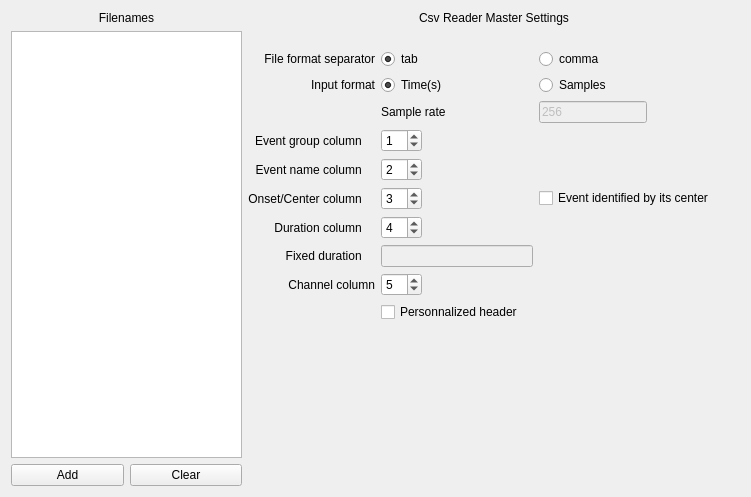
Before: the Qt Designer form modules/CEAMSModules/CsvReaderMaster/Ui_CsvReaderMasterSettingsView.ui in SnoozToolbox/snooz-package-ceams, drawn with Qt 5.
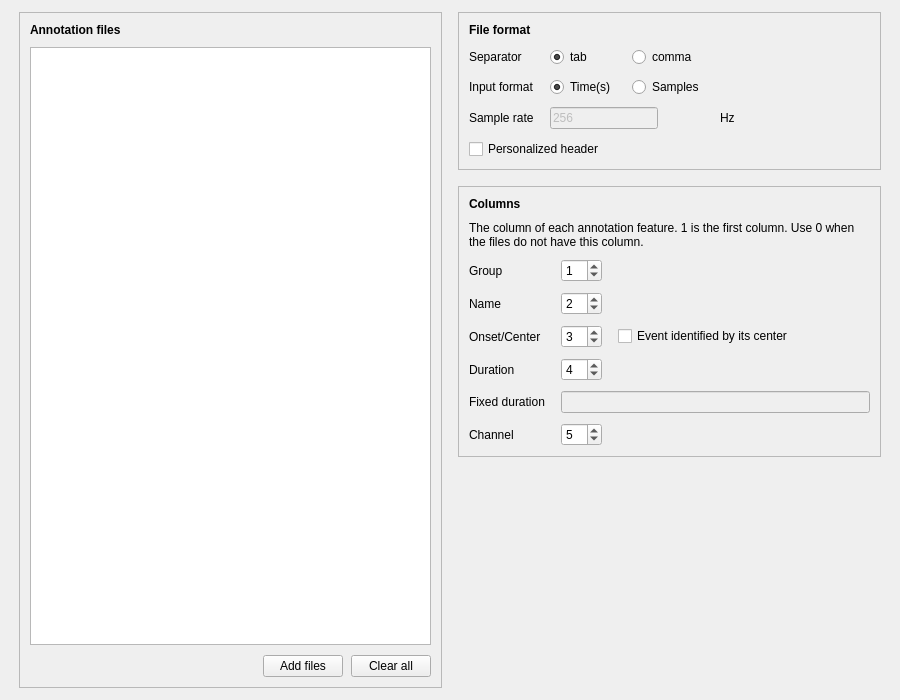
After: the same form once the commit is applied.

Commit message: Convert Annotations from EDFbrowser: redesigned pages (tool 2.3.2)

Patch:
```diff
--- a/modules/CEAMSModules/CsvReaderMaster/Ui_CsvReaderMasterSettingsView.ui
+++ b/modules/CEAMSModules/CsvReaderMaster/Ui_CsvReaderMasterSettingsView.ui
@@ -6,180 +6,193 @@
    <rect>
     <x>0</x>
     <y>0</y>
-    <width>751</width>
-    <height>497</height>
+    <width>900</width>
+    <height>700</height>
    </rect>
   </property>
   <property name="windowTitle">
    <string>Form</string>
   </property>
-  <layout class="QHBoxLayout" name="horizontalLayout_4">
-   <item>
-    <layout class="QHBoxLayout" name="horizontalLayout_2">
-     <item>
       <layout class="QVBoxLayout" name="verticalLayout">
+   <property name="spacing">
+    <number>16</number>
+   </property>
+   <property name="leftMargin">
+    <number>19</number>
+   </property>
+   <property name="topMargin">
+    <number>12</number>
+   </property>
+   <property name="rightMargin">
+    <number>19</number>
+   </property>
+   <property name="bottomMargin">
+    <number>12</number>
+   </property>
        <item>
-        <layout class="QHBoxLayout" name="horizontalLayout">
+    <layout class="QHBoxLayout" name="reader_layout" stretch="1,1">
+     <property name="spacing">
+      <number>16</number>
+     </property>
+     <item>
+      <widget class="QFrame" name="files_card">
+       <property name="frameShape">
+        <enum>QFrame::Shape::StyledPanel</enum>
+       </property>
+       <property name="frameShadow">
+        <enum>QFrame::Shadow::Raised</enum>
+       </property>
+       <layout class="QVBoxLayout" name="files_card_layout">
+        <property name="spacing">
+         <number>10</number>
+        </property>
+        <property name="leftMargin">
+         <number>10</number>
+        </property>
+        <property name="topMargin">
+         <number>10</number>
+        </property>
+        <property name="rightMargin">
+         <number>10</number>
+        </property>
+        <property name="bottomMargin">
+         <number>10</number>
+        </property>
          <item>
           <widget class="QLabel" name="label">
-           <property name="layoutDirection">
-            <enum>Qt::LayoutDirection::LeftToRight</enum>
+          <property name="font">
+           <font>
+            <bold>true</bold>
+           </font>
+          </property>
+          <property name="toolTip">
+           <string>The text files of annotations to read (.csv, .tsv or .txt), one annotation per row.</string>
            </property>
            <property name="text">
-            <string>Filenames</string>
-           </property>
-           <property name="alignment">
-            <set>Qt::AlignmentFlag::AlignCenter</set>
+           <string>Annotation files</string>
            </property>
           </widget>
          </item>
-        </layout>
-       </item>
        <item>
-        <widget class="QListWidget" name="fileListWidget"/>
+         <widget class="QListWidget" name="fileListWidget" />
        </item>
        <item>
-        <layout class="QHBoxLayout" name="horizontalLayout_3">
+         <layout class="QHBoxLayout" name="files_buttons_layout" stretch="1,0,0">
+          <property name="spacing">
+           <number>8</number>
+          </property>
+          <item>
+           <spacer name="files_buttons_layout_spacer">
+            <property name="orientation">
+             <enum>Qt::Orientation::Horizontal</enum>
+            </property>
+            <property name="sizeHint" stdset="0">
+             <size>
+              <width>40</width>
+              <height>20</height>
+             </size>
+            </property>
+           </spacer>
+          </item>
          <item>
           <widget class="QPushButton" name="choose_pushbutton">
+            <property name="text">
+             <string>Add files</string>
+            </property>
            <property name="toolTip">
             <string>Select csv files</string>
            </property>
-           <property name="text">
-            <string>Add</string>
-           </property>
           </widget>
          </item>
          <item>
           <widget class="QPushButton" name="clear_pushButton">
            <property name="text">
-            <string>Clear</string>
+             <string>Clear all</string>
            </property>
           </widget>
          </item>
         </layout>
        </item>
       </layout>
+      </widget>
      </item>
      <item>
-      <layout class="QVBoxLayout" name="verticalLayout_2">
+      <layout class="QVBoxLayout" name="settings_layout">
+       <property name="spacing">
+        <number>16</number>
+       </property>
+       <item>
+        <widget class="QFrame" name="format_card">
+         <property name="frameShape">
+          <enum>QFrame::Shape::StyledPanel</enum>
+         </property>
+         <property name="frameShadow">
+          <enum>QFrame::Shadow::Raised</enum>
+         </property>
+         <layout class="QVBoxLayout" name="format_card_layout">
+          <property name="spacing">
+           <number>10</number>
+          </property>
+          <property name="leftMargin">
+           <number>10</number>
+          </property>
+          <property name="topMargin">
+           <number>10</number>
+          </property>
+          <property name="rightMargin">
+           <number>10</number>
+          </property>
+          <property name="bottomMargin">
+           <number>10</number>
+          </property>
        <item>
         <widget class="QLabel" name="label_7">
-         <property name="layoutDirection">
-          <enum>Qt::LayoutDirection::LeftToRight</enum>
+            <property name="font">
+             <font>
+              <bold>true</bold>
+             </font>
          </property>
          <property name="text">
-          <string>Csv Reader Master Settings</string>
-         </property>
-         <property name="alignment">
-          <set>Qt::AlignmentFlag::AlignCenter</set>
-         </property>
+             <string>File format</string>
+            </property>
         </widget>
        </item>
        <item>
-        <spacer name="verticalSpacer_3">
-         <property name="orientation">
-          <enum>Qt::Orientation::Vertical</enum>
-         </property>
-         <property name="sizeType">
-          <enum>QSizePolicy::Policy::Fixed</enum>
-         </property>
-         <property name="sizeHint" stdset="0">
-          <size>
-           <width>20</width>
-           <height>18</height>
-          </size>
-         </property>
-        </spacer>
-       </item>
-       <item>
-        <layout class="QGridLayout" name="gridLayout">
-         <item row="5" column="1">
-          <widget class="QSpinBox" name="group_spinbox">
-           <property name="sizePolicy">
-            <sizepolicy hsizetype="Fixed" vsizetype="Fixed">
-             <horstretch>0</horstretch>
-             <verstretch>0</verstretch>
-            </sizepolicy>
-           </property>
-           <property name="toolTip">
-            <string/>
-           </property>
-           <property name="value">
-            <number>1</number>
-           </property>
-          </widget>
-         </item>
-         <item row="8" column="2">
-          <widget class="QCheckBox" name="center_checkBox">
-           <property name="toolTip">
-            <string>Check if the event is identified by its center instead of its onset.</string>
-           </property>
+           <layout class="QGridLayout" name="format_grid" columnstretch="0,0,0,0,1">
+            <property name="horizontalSpacing">
+             <number>16</number>
+            </property>
+            <property name="verticalSpacing">
+             <number>10</number>
+            </property>
+            <item row="0" column="0">
+             <widget class="QLabel" name="label_11">
            <property name="text">
-            <string>Event identified by its center   </string>
+               <string>Separator</string>
            </property>
           </widget>
          </item>
-         <item row="5" column="0">
-          <widget class="QLabel" name="label_10">
-           <property name="toolTip">
-            <string>The index of the column for the event group. To disable the group mark 0.</string>
-           </property>
+            <item row="0" column="1">
+             <widget class="QRadioButton" name="radioButton_tab">
            <property name="text">
-            <string>Event group column    </string>
-           </property>
-           <property name="alignment">
-            <set>Qt::AlignmentFlag::AlignRight|Qt::AlignmentFlag::AlignTrailing|Qt::AlignmentFlag::AlignVCenter</set>
-           </property>
-          </widget>
-         </item>
-         <item row="3" column="1">
-          <widget class="QLabel" name="label_6">
-           <property name="layoutDirection">
-            <enum>Qt::LayoutDirection::LeftToRight</enum>
-           </property>
+               <string>tab</string>
+              </property>
+              <property name="checked">
+               <bool>true</bool>
+              </property>
+              <attribute name="buttonGroup">
+               <string notr="true">buttonGroup</string>
+              </attribute>
+             </widget>
+            </item>
+            <item row="0" column="2">
+             <widget class="QRadioButton" name="radioButton_comma">
            <property name="text">
-            <string>Sample rate</string>
-           </property>
-           <property name="alignment">
-            <set>Qt::AlignmentFlag::AlignLeading|Qt::AlignmentFlag::AlignLeft|Qt::AlignmentFlag::AlignVCenter</set>
-           </property>
-          </widget>
-         </item>
-         <item row="3" column="3">
-          <spacer name="horizontalSpacer_3">
-           <property name="orientation">
-            <enum>Qt::Orientation::Horizontal</enum>
-           </property>
-           <property name="sizeHint" stdset="0">
-            <size>
-             <width>40</width>
-             <height>20</height>
-            </size>
-           </property>
-          </spacer>
-         </item>
-         <item row="12" column="1">
-          <widget class="QCheckBox" name="personnalized_header_checkBox">
-           <property name="toolTip">
-            <string>Check to keep the read file header, otherwise the header will be replaced with the Snooz header.</string>
-           </property>
-           <property name="text">
-            <string>Personnalized header   </string>
-           </property>
-          </widget>
-         </item>
-         <item row="10" column="0">
-          <widget class="QLabel" name="label_8">
-           <property name="toolTip">
-            <string>Enter a fixed duration for all events.</string>
-           </property>
-           <property name="text">
-            <string>Fixed duration    </string>
-           </property>
-           <property name="alignment">
-            <set>Qt::AlignmentFlag::AlignRight|Qt::AlignmentFlag::AlignTrailing|Qt::AlignmentFlag::AlignVCenter</set>
-           </property>
+               <string>comma</string>
+              </property>
+              <attribute name="buttonGroup">
+               <string notr="true">buttonGroup</string>
+              </attribute>
           </widget>
          </item>
          <item row="1" column="0">
@@ -187,9 +200,6 @@
            <property name="text">
             <string>Input format</string>
            </property>
-           <property name="alignment">
-            <set>Qt::AlignmentFlag::AlignRight|Qt::AlignmentFlag::AlignTrailing|Qt::AlignmentFlag::AlignVCenter</set>
-           </property>
           </widget>
          </item>
          <item row="1" column="1">
@@ -205,151 +215,6 @@
            </attribute>
           </widget>
          </item>
-         <item row="9" column="3">
-          <spacer name="horizontalSpacer_5">
-           <property name="orientation">
-            <enum>Qt::Orientation::Horizontal</enum>
-           </property>
-           <property name="sizeHint" stdset="0">
-            <size>
-             <width>40</width>
-             <height>20</height>
-            </size>
-           </property>
-          </spacer>
-         </item>
-         <item row="7" column="0">
-          <widget class="QLabel" name="label_2">
-           <property name="toolTip">
-            <string>The index of the column for the event name. Can not be disabled.</string>
-           </property>
-           <property name="layoutDirection">
-            <enum>Qt::LayoutDirection::LeftToRight</enum>
-           </property>
-           <property name="text">
-            <string>Event name column    </string>
-           </property>
-           <property name="alignment">
-            <set>Qt::AlignmentFlag::AlignRight|Qt::AlignmentFlag::AlignTrailing|Qt::AlignmentFlag::AlignVCenter</set>
-           </property>
-          </widget>
-         </item>
-         <item row="11" column="1">
-          <widget class="QSpinBox" name="channel_spinBox">
-           <property name="sizePolicy">
-            <sizepolicy hsizetype="Fixed" vsizetype="Fixed">
-             <horstretch>0</horstretch>
-             <verstretch>0</verstretch>
-            </sizepolicy>
-           </property>
-           <property name="value">
-            <number>5</number>
-           </property>
-          </widget>
-         </item>
-         <item row="9" column="0">
-          <widget class="QLabel" name="label_4">
-           <property name="toolTip">
-            <string>The index of the column for the event duration. To disable the duration mark 0.</string>
-           </property>
-           <property name="layoutDirection">
-            <enum>Qt::LayoutDirection::LeftToRight</enum>
-           </property>
-           <property name="text">
-            <string>Duration column    </string>
-           </property>
-           <property name="alignment">
-            <set>Qt::AlignmentFlag::AlignRight|Qt::AlignmentFlag::AlignTrailing|Qt::AlignmentFlag::AlignVCenter</set>
-           </property>
-          </widget>
-         </item>
-         <item row="8" column="3">
-          <spacer name="horizontalSpacer">
-           <property name="orientation">
-            <enum>Qt::Orientation::Horizontal</enum>
-           </property>
-           <property name="sizeHint" stdset="0">
-            <size>
-             <width>40</width>
-             <height>20</height>
-            </size>
-           </property>
-          </spacer>
-         </item>
-         <item row="11" column="0">
-          <widget class="QLabel" name="label_9">
-           <property name="text">
-            <string>Channel column</string>
-           </property>
-           <property name="alignment">
-            <set>Qt::AlignmentFlag::AlignRight|Qt::AlignmentFlag::AlignTrailing|Qt::AlignmentFlag::AlignVCenter</set>
-           </property>
-          </widget>
-         </item>
-         <item row="10" column="2">
-          <spacer name="horizontalSpacer_7">
-           <property name="orientation">
-            <enum>Qt::Orientation::Horizontal</enum>
-           </property>
-           <property name="sizeHint" stdset="0">
-            <size>
-             <width>40</width>
-             <height>20</height>
-            </size>
-           </property>
-          </spacer>
-         </item>
-         <item row="8" column="1">
-          <widget class="QSpinBox" name="onset_spinbox">
-           <property name="sizePolicy">
-            <sizepolicy hsizetype="Fixed" vsizetype="Fixed">
-             <horstretch>0</horstretch>
-             <verstretch>0</verstretch>
-            </sizepolicy>
-           </property>
-           <property name="toolTip">
-            <string/>
-           </property>
-           <property name="minimum">
-            <number>1</number>
-           </property>
-           <property name="value">
-            <number>3</number>
-           </property>
-          </widget>
-         </item>
-         <item row="8" column="0">
-          <widget class="QLabel" name="label_3">
-           <property name="toolTip">
-            <string>The index of the column for the event onset or center. Can not be disabled.</string>
-           </property>
-           <property name="layoutDirection">
-            <enum>Qt::LayoutDirection::LeftToRight</enum>
-           </property>
-           <property name="text">
-            <string>Onset/Center column    </string>
-           </property>
-           <property name="alignment">
-            <set>Qt::AlignmentFlag::AlignRight|Qt::AlignmentFlag::AlignTrailing|Qt::AlignmentFlag::AlignVCenter</set>
-           </property>
-          </widget>
-         </item>
-         <item row="3" column="2">
-          <widget class="QLineEdit" name="sample_rate_lineedit">
-           <property name="enabled">
-            <bool>false</bool>
-           </property>
-           <property name="sizePolicy">
-            <sizepolicy hsizetype="Fixed" vsizetype="Fixed">
-             <horstretch>0</horstretch>
-             <verstretch>0</verstretch>
-            </sizepolicy>
-           </property>
-           <property name="text">
-            <string>256</string>
-           </property>
-          </widget>
-         </item>
          <item row="1" column="2">
           <widget class="QRadioButton" name="sample_radiobutton">
            <property name="text">
@@ -360,30 +225,151 @@
            </attribute>
           </widget>
          </item>
-         <item row="10" column="3">
-          <spacer name="horizontalSpacer_6">
-           <property name="orientation">
-            <enum>Qt::Orientation::Horizontal</enum>
-           </property>
-           <property name="sizeHint" stdset="0">
-            <size>
-             <width>40</width>
-             <height>20</height>
-            </size>
-           </property>
-          </spacer>
-         </item>
-         <item row="10" column="1">
-          <widget class="QLineEdit" name="fixed_dur_lineEdit">
+            <item row="2" column="0">
+             <widget class="QLabel" name="label_6">
+              <property name="text">
+               <string>Sample rate</string>
+              </property>
+             </widget>
+            </item>
+            <item row="2" column="1" rowspan="1" colspan="2">
+             <widget class="QLineEdit" name="sample_rate_lineedit">
            <property name="enabled">
             <bool>false</bool>
            </property>
+              <property name="sizePolicy">
+               <sizepolicy hsizetype="Fixed" vsizetype="Fixed">
+                <horstretch>0</horstretch>
+                <verstretch>0</verstretch>
+               </sizepolicy>
+              </property>
+              <property name="text">
+               <string>256</string>
+              </property>
+             </widget>
+            </item>
+            <item row="2" column="3">
+             <widget class="QLabel" name="sample_rate_unit_label">
+              <property name="text">
+               <string>Hz</string>
+              </property>
+              <property name="variant" stdset="0">
+               <string notr="true">help</string>
+              </property>
+             </widget>
+            </item>
+           </layout>
+          </item>
+          <item>
+           <widget class="QCheckBox" name="personnalized_header_checkBox">
+            <property name="text">
+             <string>Personalized header</string>
+            </property>
            <property name="toolTip">
             <string/>
            </property>
           </widget>
          </item>
-         <item row="7" column="1">
+         </layout>
+        </widget>
+       </item>
+       <item>
+        <widget class="QFrame" name="columns_card">
+         <property name="frameShape">
+          <enum>QFrame::Shape::StyledPanel</enum>
+         </property>
+         <property name="frameShadow">
+          <enum>QFrame::Shadow::Raised</enum>
+         </property>
+         <layout class="QVBoxLayout" name="columns_card_layout">
+          <property name="spacing">
+           <number>10</number>
+          </property>
+          <property name="leftMargin">
+           <number>10</number>
+          </property>
+          <property name="topMargin">
+           <number>10</number>
+          </property>
+          <property name="rightMargin">
+           <number>10</number>
+          </property>
+          <property name="bottomMargin">
+           <number>10</number>
+          </property>
+          <item>
+           <widget class="QLabel" name="columns_title_label">
+            <property name="font">
+             <font>
+              <bold>true</bold>
+             </font>
+            </property>
+            <property name="text">
+             <string>Columns</string>
+            </property>
+           </widget>
+          </item>
+          <item>
+           <widget class="QLabel" name="columns_help_label">
+            <property name="text">
+             <string>The column of each annotation feature. 1 is the first column. Use 0 when the files do not have this column.</string>
+            </property>
+            <property name="wordWrap">
+             <bool>true</bool>
+            </property>
+            <property name="variant" stdset="0">
+             <string notr="true">help</string>
+            </property>
+           </widget>
+          </item>
+          <item>
+           <layout class="QGridLayout" name="columns_grid" columnstretch="0,0,1">
+            <property name="horizontalSpacing">
+             <number>16</number>
+            </property>
+            <property name="verticalSpacing">
+             <number>10</number>
+            </property>
+            <item row="0" column="0">
+             <widget class="QLabel" name="label_10">
+              <property name="text">
+               <string>Group</string>
+              </property>
+              <property name="toolTip">
+               <string>The index of the column for the event group. To disable the group mark 0.</string>
+              </property>
+             </widget>
+            </item>
+            <item row="0" column="1">
+             <widget class="QSpinBox" name="group_spinbox">
+              <property name="sizePolicy">
+               <sizepolicy hsizetype="Fixed" vsizetype="Fixed">
+                <horstretch>0</horstretch>
+                <verstretch>0</verstretch>
+               </sizepolicy>
+              </property>
+              <property name="toolTip">
+               <string />
+              </property>
+              <property name="value">
+               <number>1</number>
+              </property>
+             </widget>
+            </item>
+            <item row="1" column="0">
+             <widget class="QLabel" name="label_2">
+              <property name="text">
+               <string>Name</string>
+              </property>
+              <property name="toolTip">
+               <string>The index of the column for the event name. Can not be disabled.</string>
+              </property>
+              <property name="layoutDirection">
+               <enum>Qt::LayoutDirection::LeftToRight</enum>
+              </property>
+             </widget>
+            </item>
+            <item row="1" column="1">
           <widget class="QSpinBox" name="event_name_spinbox">
            <property name="sizePolicy">
             <sizepolicy hsizetype="Fixed" vsizetype="Fixed">
@@ -402,20 +388,62 @@
            </property>
           </widget>
          </item>
-         <item row="7" column="3">
-          <spacer name="horizontalSpacer_4">
-           <property name="orientation">
-            <enum>Qt::Orientation::Horizontal</enum>
-           </property>
-           <property name="sizeHint" stdset="0">
-            <size>
-             <width>40</width>
-             <height>20</height>
-            </size>
-           </property>
-          </spacer>
-         </item>
-         <item row="9" column="1">
+            <item row="2" column="0">
+             <widget class="QLabel" name="label_3">
+              <property name="text">
+               <string>Onset/Center</string>
+              </property>
+              <property name="toolTip">
+               <string>The index of the column for the event onset or center. Can not be disabled.</string>
+              </property>
+              <property name="layoutDirection">
+               <enum>Qt::LayoutDirection::LeftToRight</enum>
+              </property>
+             </widget>
+            </item>
+            <item row="2" column="1">
+             <widget class="QSpinBox" name="onset_spinbox">
+              <property name="sizePolicy">
+               <sizepolicy hsizetype="Fixed" vsizetype="Fixed">
+                <horstretch>0</horstretch>
+                <verstretch>0</verstretch>
+               </sizepolicy>
+              </property>
+              <property name="toolTip">
+               <string />
+              </property>
+              <property name="minimum">
+               <number>1</number>
+              </property>
+              <property name="value">
+               <number>3</number>
+              </property>
+             </widget>
+            </item>
+            <item row="2" column="2">
+             <widget class="QCheckBox" name="center_checkBox">
+              <property name="text">
+               <string>Event identified by its center</string>
+              </property>
+              <property name="toolTip">
+               <string>Check if the event is identified by its center instead of its onset.</string>
+              </property>
+             </widget>
+            </item>
+            <item row="3" column="0">
+             <widget class="QLabel" name="label_4">
+              <property name="text">
+               <string>Duration</string>
+              </property>
+              <property name="toolTip">
+               <string>The index of the column for the event duration. To disable the duration mark 0.</string>
+              </property>
+              <property name="layoutDirection">
+               <enum>Qt::LayoutDirection::LeftToRight</enum>
+              </property>
+             </widget>
+            </item>
+            <item row="3" column="1">
           <widget class="QSpinBox" name="duration_spinbox">
            <property name="sizePolicy">
             <sizepolicy hsizetype="Fixed" vsizetype="Fixed">
@@ -434,63 +462,60 @@
            </property>
           </widget>
          </item>
-         <item row="1" column="3">
-          <spacer name="horizontalSpacer_2">
-           <property name="orientation">
-            <enum>Qt::Orientation::Horizontal</enum>
-           </property>
-           <property name="sizeHint" stdset="0">
-            <size>
-             <width>40</width>
-             <height>20</height>
-            </size>
-           </property>
-          </spacer>
-         </item>
-         <item row="0" column="0">
-          <widget class="QLabel" name="label_11">
-           <property name="text">
-            <string>File format separator</string>
-           </property>
-           <property name="alignment">
-            <set>Qt::AlignmentFlag::AlignRight|Qt::AlignmentFlag::AlignTrailing|Qt::AlignmentFlag::AlignVCenter</set>
+            <item row="4" column="0">
+             <widget class="QLabel" name="label_8">
+              <property name="text">
+               <string>Fixed duration</string>
+              </property>
+              <property name="toolTip">
+               <string>Enter a fixed duration for all events.</string>
+              </property>
+             </widget>
+            </item>
+            <item row="4" column="1" rowspan="1" colspan="2">
+             <widget class="QLineEdit" name="fixed_dur_lineEdit">
+              <property name="enabled">
+               <bool>false</bool>
+              </property>
+              <property name="toolTip">
+               <string />
            </property>
           </widget>
          </item>
-         <item row="0" column="1">
-          <widget class="QRadioButton" name="radioButton_tab">
+            <item row="5" column="0">
+             <widget class="QLabel" name="label_9">
            <property name="text">
-            <string>tab</string>
-           </property>
-           <property name="checked">
-            <bool>true</bool>
-           </property>
-           <attribute name="buttonGroup">
-            <string notr="true">buttonGroup</string>
-           </attribute>
-          </widget>
-         </item>
-         <item row="0" column="2">
-          <widget class="QRadioButton" name="radioButton_comma">
-           <property name="text">
-            <string>comma</string>
-           </property>
-           <attribute name="buttonGroup">
-            <string notr="true">buttonGroup</string>
-           </attribute>
+               <string>Channel</string>
+              </property>
+             </widget>
+            </item>
+            <item row="5" column="1">
+             <widget class="QSpinBox" name="channel_spinBox">
+              <property name="sizePolicy">
+               <sizepolicy hsizetype="Fixed" vsizetype="Fixed">
+                <horstretch>0</horstretch>
+                <verstretch>0</verstretch>
+               </sizepolicy>
+              </property>
+              <property name="value">
+               <number>5</number>
+              </property>
           </widget>
          </item>
         </layout>
+          </item>
+         </layout>
+        </widget>
        </item>
        <item>
-        <spacer name="verticalSpacer_2">
+        <spacer name="settings_stretch">
          <property name="orientation">
           <enum>Qt::Orientation::Vertical</enum>
          </property>
          <property name="sizeHint" stdset="0">
           <size>
            <width>20</width>
-           <height>18</height>
+           <height>0</height>
           </size>
          </property>
         </spacer>
```
Left out of the diff: 14 changed lines with no effect on the pictures. Lines whose indentation alone changed are shown as unchanged. The commit also changes 14 other files.
